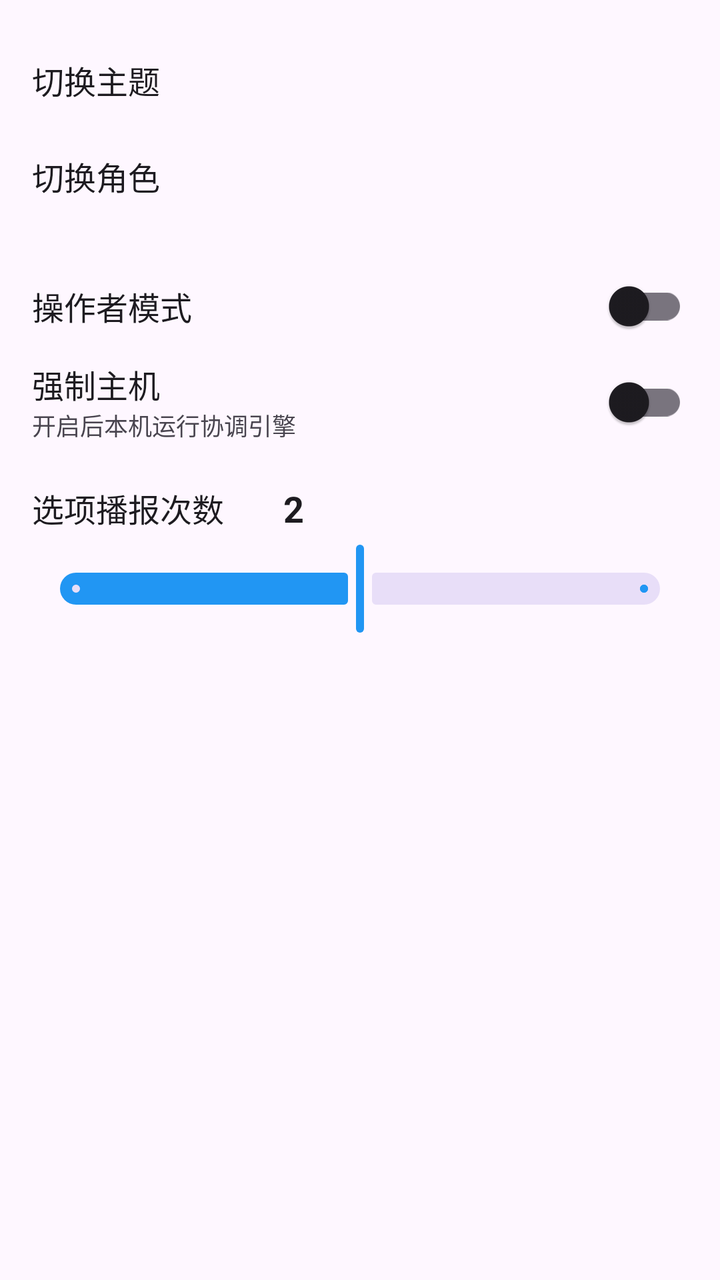
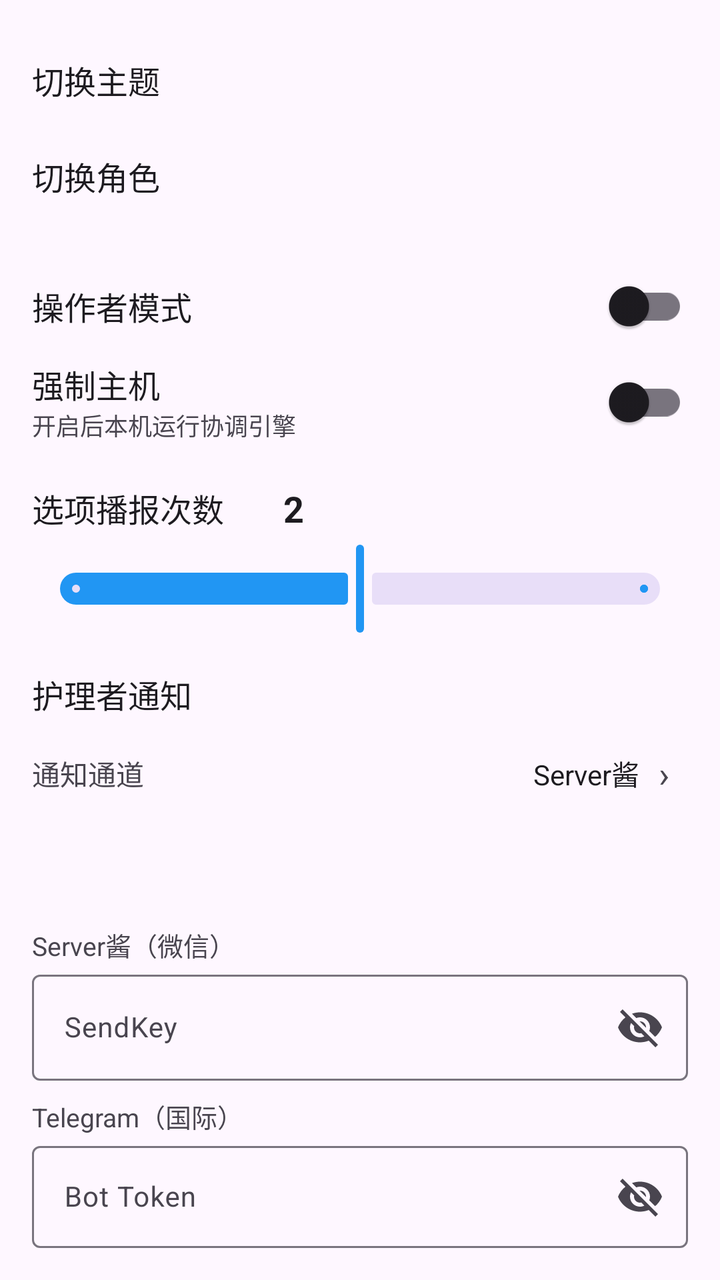

Two renders of the same Android screen: before a commit and after it. Below are the layout's source before the change and the commit's diff.
<!-- AndroidManifest.xml: application theme Theme.GazeInteractionApp -->
<!-- res/layout/dialog_settings.xml -->
<?xml version="1.0" encoding="utf-8"?>
<LinearLayout xmlns:android="http://schemas.android.com/apk/res/android"
    xmlns:app="http://schemas.android.com/apk/res-auto"
    android:layout_width="match_parent"
    android:layout_height="wrap_content"
    android:orientation="vertical"
    android:padding="16dp">

    
    <LinearLayout
        android:id="@+id/settingTheme"
        android:layout_width="match_parent"
        android:layout_height="48dp"
        android:gravity="center_vertical"
        android:orientation="horizontal"
        android:background="?selectableItemBackground"
        android:clickable="true"
        android:focusable="true">
        <TextView
            android:layout_width="0dp"
            android:layout_height="wrap_content"
            android:layout_weight="1"
            android:text="切换主题"
            android:textSize="16sp"
            android:textColor="?android:textColorPrimary" />
        <TextView
            android:id="@+id/themeValue"
            android:layout_width="wrap_content"
            android:layout_height="wrap_content"
            android:textSize="14sp"
            android:textColor="?android:textColorSecondary" />
    </LinearLayout>

    
    <LinearLayout
        android:id="@+id/settingRole"
        android:layout_width="match_parent"
        android:layout_height="48dp"
        android:gravity="center_vertical"
        android:orientation="horizontal"
        android:background="?selectableItemBackground"
        android:clickable="true"
        android:focusable="true">
        <TextView
            android:layout_width="0dp"
            android:layout_height="wrap_content"
            android:layout_weight="1"
            android:text="切换角色"
            android:textSize="16sp"
            android:textColor="?android:textColorPrimary" />
        <TextView
            android:id="@+id/roleValue"
            android:layout_width="wrap_content"
            android:layout_height="wrap_content"
            android:textSize="14sp"
            android:textColor="?android:textColorSecondary" />
    </LinearLayout>

    
    <View
        android:layout_width="match_parent"
        android:layout_height="1dp"
        android:layout_marginVertical="8dp"
        android:background="?android:textColorTertiary" />

    
    <LinearLayout
        android:layout_width="match_parent"
        android:layout_height="48dp"
        android:gravity="center_vertical"
        android:orientation="horizontal">
        <TextView
            android:layout_width="0dp"
            android:layout_height="wrap_content"
            android:layout_weight="1"
            android:text="操作者模式"
            android:textSize="16sp"
            android:textColor="?android:textColorPrimary" />
        <com.google.android.material.switchmaterial.SwitchMaterial
            android:id="@+id/switchOperator"
            android:layout_width="wrap_content"
            android:layout_height="wrap_content" />
    </LinearLayout>

    
    <LinearLayout
        android:layout_width="match_parent"
        android:layout_height="48dp"
        android:gravity="center_vertical"
        android:orientation="horizontal">
        <LinearLayout
            android:layout_width="0dp"
            android:layout_height="wrap_content"
            android:layout_weight="1"
            android:orientation="vertical">
            <TextView
                android:layout_width="wrap_content"
                android:layout_height="wrap_content"
                android:text="强制主机"
                android:textSize="16sp"
                android:textColor="?android:textColorPrimary" />
            <TextView
                android:layout_width="wrap_content"
                android:layout_height="wrap_content"
                android:text="开启后本机运行协调引擎"
                android:textSize="12sp"
                android:textColor="?android:textColorTertiary" />
        </LinearLayout>
        <com.google.android.material.switchmaterial.SwitchMaterial
            android:id="@+id/switchForceHost"
            android:layout_width="wrap_content"
            android:layout_height="wrap_content" />
    </LinearLayout>

    
    <View
        android:layout_width="match_parent"
        android:layout_height="1dp"
        android:layout_marginVertical="8dp"
        android:background="?android:textColorTertiary" />

    
    <LinearLayout
        android:layout_width="match_parent"
        android:layout_height="wrap_content"
        android:gravity="center_vertical"
        android:orientation="horizontal">
        <TextView
            android:layout_width="wrap_content"
            android:layout_height="wrap_content"
            android:text="选项播报次数"
            android:textSize="16sp"
            android:textColor="?android:textColorPrimary" />
        <TextView
            android:id="@+id/repeatValue"
            android:layout_width="40dp"
            android:layout_height="wrap_content"
            android:gravity="end"
            android:text="2"
            android:textSize="18sp"
            android:textStyle="bold"
            android:textColor="?android:textColorPrimary" />
    </LinearLayout>

    <com.google.android.material.slider.Slider
        android:id="@+id/sliderRepeat"
        android:layout_width="match_parent"
        android:layout_height="wrap_content"
        android:stepSize="1"
        android:valueFrom="1"
        android:valueTo="3"
        android:value="2"
        android:layout_marginTop="4dp" />

    
    <TextView
        android:id="@+id/connectionInfo"
        android:layout_width="match_parent"
        android:layout_height="wrap_content"
        android:layout_marginTop="12dp"
        android:textSize="12sp"
        android:textColor="?android:textColorTertiary" />

</LinearLayout>
<!-- resources referenced by this layout -->
<resources>
  <style name="Theme.GazeInteractionApp" parent="Theme.Material3.DayNight">
          <item name="colorPrimary">@color/primary_blue</item>
          <item name="colorPrimaryVariant">@color/purple_700</item>
          <item name="colorOnPrimary">@color/white</item>
          <item name="colorSecondary">@color/teal_200</item>
          <item name="colorSecondaryVariant">@color/teal_700</item>
          <item name="colorOnSecondary">@color/black</item>
          <item name="android:statusBarColor" tools:targetApi="l">?attr/colorPrimaryVariant</item>
      </style>
  <color name="primary_blue">#FF2196F3</color>
  <color name="purple_700">#FF3700B3</color>
  <color name="white">#FFFFFFFF</color>
  <color name="teal_200">#FF03DAC5</color>
  <color name="teal_700">#FF018786</color>
  <color name="black">#FF000000</color>
</resources>

<!-- the commit's change to res/layout/dialog_settings.xml (unified diff, before → after) -->
@@ -153,6 +153,151 @@
         android:layout_marginTop="4dp" />
 
     
+    <View
+        android:layout_width="match_parent"
+        android:layout_height="1dp"
+        android:layout_marginVertical="8dp"
+        android:background="?android:textColorTertiary" />
+
+    
+    <TextView
+        android:layout_width="match_parent"
+        android:layout_height="wrap_content"
+        android:text="护理者通知"
+        android:textSize="16sp"
+        android:textColor="?android:textColorPrimary"
+        android:layout_marginBottom="4dp" />
+
+    
+    <LinearLayout
+        android:layout_width="match_parent"
+        android:layout_height="48dp"
+        android:gravity="center_vertical"
+        android:orientation="horizontal">
+        <TextView
+            android:layout_width="0dp"
+            android:layout_height="wrap_content"
+            android:layout_weight="1"
+            android:text="通知通道"
+            android:textSize="14sp"
+            android:textColor="?android:textColorSecondary" />
+        <TextView
+            android:id="@+id/channelValue"
+            android:layout_width="wrap_content"
+            android:layout_height="wrap_content"
+            android:text="Server酱"
+            android:textSize="14sp"
+            android:textColor="?android:textColorPrimary" />
+        <TextView
+            android:layout_width="24dp"
+            android:layout_height="wrap_content"
+            android:gravity="center"
+            android:text="›"
+            android:textSize="18sp"
+            android:textColor="?android:textColorSecondary" />
+    </LinearLayout>
+
+    <LinearLayout
+        android:id="@+id/settingNotifyChannel"
+        android:layout_width="match_parent"
+        android:layout_height="48dp"
+        android:gravity="center_vertical"
+        android:orientation="horizontal"
+        android:background="?selectableItemBackground"
+        android:clickable="true"
+        android:focusable="true" />
+
+    
+    <TextView
+        android:layout_width="match_parent"
+        android:layout_height="wrap_content"
+        android:text="Server酱（微信）"
+        android:textSize="13sp"
+        android:textColor="?android:textColorSecondary"
+        android:layout_marginTop="4dp" />
+
+    <com.google.android.material.textfield.TextInputLayout
+        android:id="@+id/sendKeyLayout"
+        android:layout_width="match_parent"
+        android:layout_height="wrap_content"
+        android:hint="SendKey"
+        style="@style/Widget.Material3.TextInputLayout.OutlinedBox"
+        app:endIconMode="password_toggle">
+
+        <com.google.android.material.textfield.TextInputEditText
+            android:id="@+id/sendKeyInput"
+            android:layout_width="match_parent"
+            android:layout_height="wrap_content"
+            android:inputType="text"
+            android:textSize="14sp" />
+    </com.google.android.material.textfield.TextInputLayout>
+
+    
+    <TextView
+        android:layout_width="match_parent"
+        android:layout_height="wrap_content"
+        android:text="Telegram（国际）"
+        android:textSize="13sp"
+        android:textColor="?android:textColorSecondary"
+        android:layout_marginTop="8dp" />
+
+    <com.google.android.material.textfield.TextInputLayout
+        android:id="@+id/tgTokenLayout"
+        android:layout_width="match_parent"
+        android:layout_height="wrap_content"
+        android:hint="Bot Token"
+        style="@style/Widget.Material3.TextInputLayout.OutlinedBox"
+        app:endIconMode="password_toggle">
+
+        <com.google.android.material.textfield.TextInputEditText
+            android:id="@+id/tgTokenInput"
+            android:layout_width="match_parent"
+            android:layout_height="wrap_content"
+            android:inputType="text"
+            android:textSize="14sp" />
+    </com.google.android.material.textfield.TextInputLayout>
+
+    <com.google.android.material.textfield.TextInputLayout
+        android:id="@+id/tgChatIdLayout"
+        android:layout_width="match_parent"
+        android:layout_height="wrap_content"
+        android:hint="Chat ID"
+        style="@style/Widget.Material3.TextInputLayout.OutlinedBox"
+        android:layout_marginTop="4dp">
+
+        <com.google.android.material.textfield.TextInputEditText
+            android:id="@+id/tgChatIdInput"
+            android:layout_width="match_parent"
+            android:layout_height="wrap_content"
+            android:inputType="text"
+            android:textSize="14sp" />
+    </com.google.android.material.textfield.TextInputLayout>
+
+    <LinearLayout
+        android:layout_width="match_parent"
+        android:layout_height="48dp"
+        android:gravity="center_vertical"
+        android:orientation="horizontal"
+        android:layout_marginTop="4dp">
+
+        <TextView
+            android:layout_width="0dp"
+            android:layout_height="wrap_content"
+            android:layout_weight="1"
+            android:text="测试当前通道"
+            android:textSize="14sp"
+            android:textColor="?android:textColorSecondary" />
+
+        <com.google.android.material.button.MaterialButton
+            android:id="@+id/testNotifyBtn"
+            android:layout_width="wrap_content"
+            android:layout_height="36dp"
+            android:text="发送测试"
+            android:textSize="12sp"
+            style="@style/Widget.Material3.Button.TonalButton" />
+    </LinearLayout>
+
+    
     <TextView
         android:id="@+id/connectionInfo"
         android:layout_width="match_parent"
